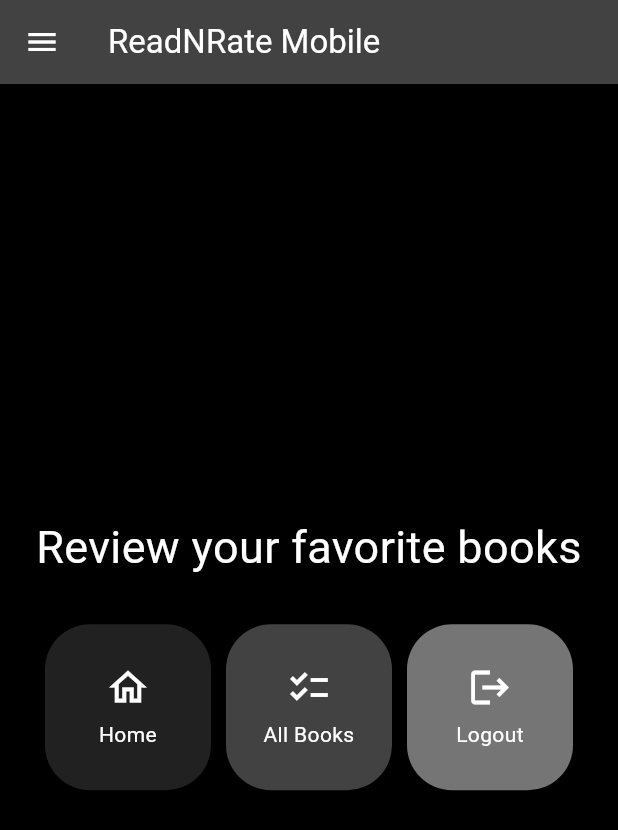
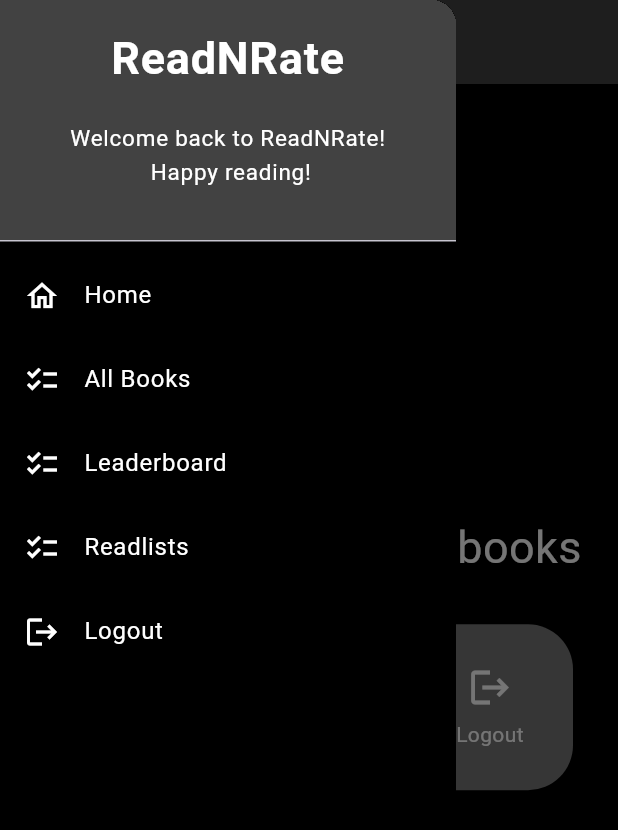
Before and after one commit to PBP-A06/ReadNRate-mobile, a Flutter app: the screen it shows after launch, in the side drawer, after a tap on "Home", on a phone screen of 412 x 824 dp. Shown: the top 830 px of the screen. Run offline on Flutter 3.47's test engine with Material 3 defaults, Android fonts, the phone set to English and light mode, and no system bars; missing offline and left inert: pbp_django_auth.

Commit message:
readlist model and readlist page

```diff
--- a/lib/main.dart
+++ b/lib/main.dart
@@ -1,6 +1,7 @@
 import 'package:flutter/material.dart';
 import 'package:pbp_django_auth/pbp_django_auth.dart';
 import 'package:project/screens/login.dart';
+import 'package:project/screens/menu.dart';
 import 'package:provider/provider.dart';
 
 void main() {
@@ -23,7 +24,7 @@ class MyApp extends StatelessWidget {
                     colorScheme: ColorScheme.fromSeed(seedColor: Colors.indigo),
                     useMaterial3: true,
                 ),
-                home: LoginPage()),
+                home: HomePage()),
             );
     }
 }
--- /dev/null
+++ b/lib/models/readlist.dart
@@ -0,0 +1,71 @@
+// To parse this JSON data, do
+//
+//     final readlist = readlistFromJson(jsonString);
+
+import 'dart:convert';
+
+List<Readlist> readlistFromJson(String str) =>
+    List<Readlist>.from(json.decode(str).map((x) => Readlist.fromJson(x)));
+
+String readlistToJson(List<Readlist> data) =>
+    json.encode(List<dynamic>.from(data.map((x) => x.toJson())));
+
+class Readlist {
+  String model;
+  int pk;
+  Fields fields;
+
+  Readlist({
+    required this.model,
+    required this.pk,
+    required this.fields,
+  });
+
+  factory Readlist.fromJson(Map<String, dynamic> json) => Readlist(
+        model: json["model"],
+        pk: json["pk"],
+        fields: Fields.fromJson(json["fields"]),
+      );
+
+  Map<String, dynamic> toJson() => {
+        "model": model,
+        "pk": pk,
+        "fields": fields.toJson(),
+      };
+}
+
+class Fields {
+  int user;
+  String name;
+  String description;
+  int likes;
+  List<int> books;
+  List<int> likedBy;
+
+  Fields({
+    required this.user,
+    required this.name,
+    required this.description,
+    required this.likes,
+    required this.books,
+    required this.likedBy,
+  });
+
+  factory Fields.fromJson(Map<String, dynamic> json) => Fields(
+        user: json["user"],
+        name: json["name"],
+        description: json["description"],
+        likes: json["likes"],
+        books: List<int>.from(json["books"].map((x) => x)),
+        likedBy: List<int>.from(json["liked_by"].map((x) => x)),
+      );
+
+  Map<String, dynamic> toJson() => {
+        "user": user,
+        "name": name,
+        "description": description,
+        "likes": likes,
+        "books": List<dynamic>.from(books.map((x) => x)),
+        "liked_by": List<dynamic>.from(likedBy.map((x) => x)),
+      };
+}
--- /dev/null
+++ b/lib/readlist/screens/readlist_page.dart
@@ -0,0 +1,3 @@
+import 'package:flutter/material.dart';
+import 'package:http/http.dart' as http;
+import 'dart:convert';
--- a/lib/widget/left_drawer.dart
+++ b/lib/widget/left_drawer.dart
@@ -2,6 +2,7 @@ import 'package:flutter/material.dart';
 import 'package:project/leaderboard/screens/leaderboard_page.dart';
 import 'package:project/screens/book_list.dart';
 import 'package:project/screens/menu.dart';
+import 'package:project/screens/readlist_list.dart';
 
 class LeftDrawer extends StatelessWidget {
   const LeftDrawer({super.key});
@@ -92,6 +93,25 @@ class LeftDrawer extends StatelessWidget {
               );
             },
           ),
+          ListTile(//READLIST
+            leading: const Icon(
+              Icons.checklist,
+              color: Colors.white,
+            ),
+            title: const Text(
+              'Readlists',
+              style: TextStyle(color: Colors.white),
+            ),
+            onTap: () {
+              // TODO: Route ke Readlist page
+
+              Navigator.push(
+                context,
+                MaterialPageRoute(
+                    builder: (context) => const ReadlistPage()),
+              );
+            },
+          ),
           ListTile(
             leading: const Icon(
               Icons.logout,
```
Also changed, not shown: lib/screens/readlist_list.dart (added, +94 -0 lines).
